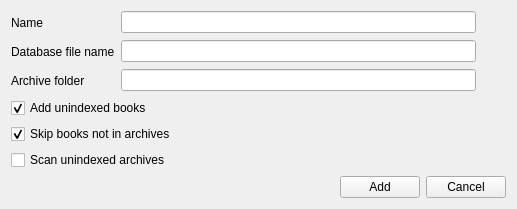
Old version of the form src/home/flibrary/gui/dialogs/AddCollectionDialog.ui in the repository heimdallr/books.
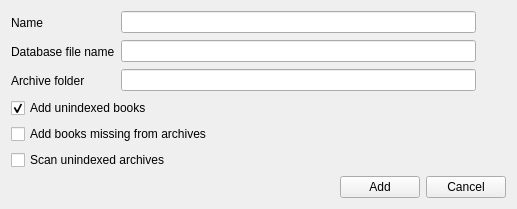
New version of the form. Icons and pictures are not drawn.

Commit message: #517 Назначение галки инвертировано

What changed in the file:
```diff
--- a/src/home/flibrary/gui/dialogs/AddCollectionDialog.ui
+++ b/src/home/flibrary/gui/dialogs/AddCollectionDialog.ui
@@ -148,10 +148,7 @@
    <item>
     <widget class="QCheckBox" name="checkBoxSkipLostBooks">
      <property name="text">
-      <string>Skip books not in archives</string>
-     </property>
-     <property name="checked">
-      <bool>true</bool>
+      <string>Add books missing from archives</string>
      </property>
     </widget>
    </item>
```
Left out of the diff: 3 changed lines with no effect on the pictures. The commit also changes 1 other file.
